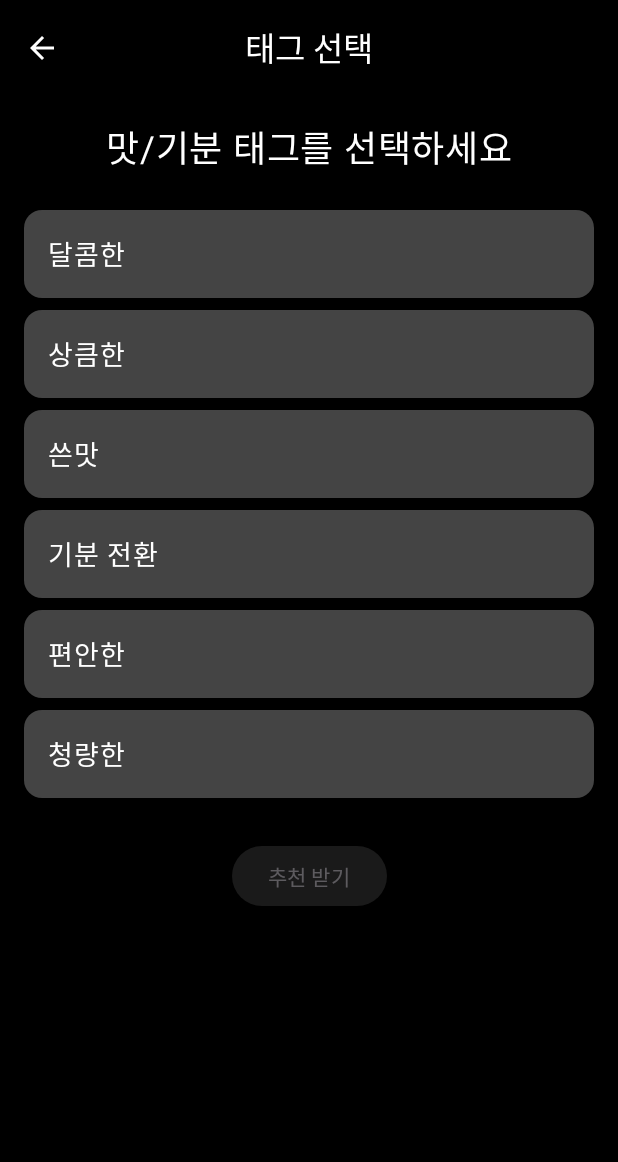
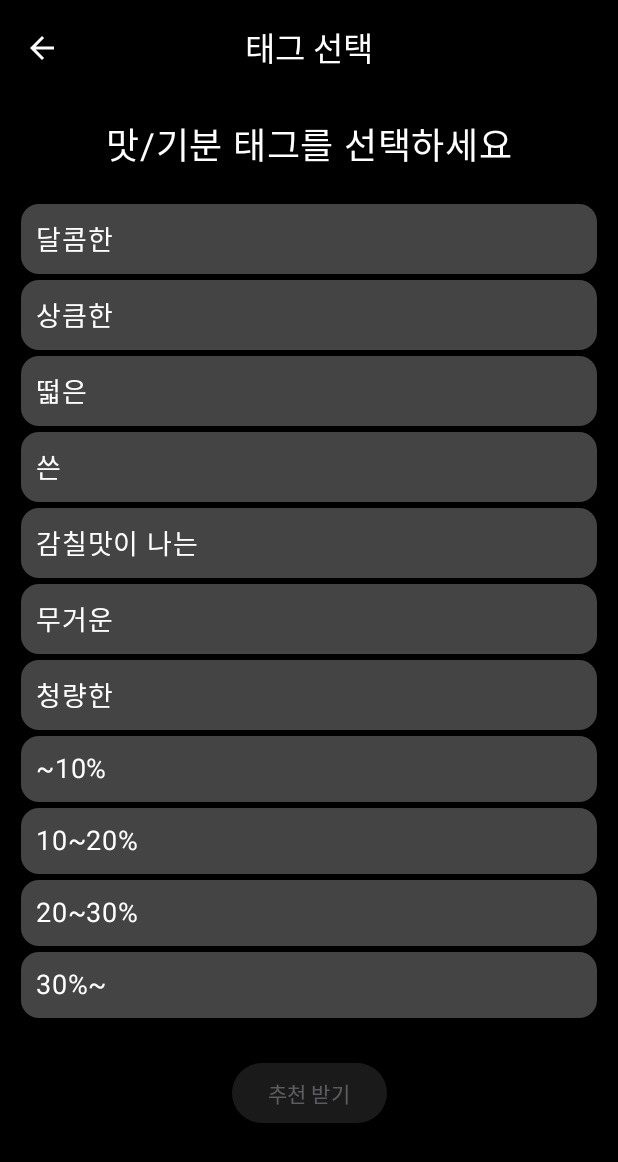
Before and after one commit to elec38/alcholHolic, an Android app built with Jetpack Compose: the FirstOptionActivity screen opened directly, with no data from a screen before it, on a phone screen of 412 x 824 dp. Shown: the top 1162 px of the screen. Run offline under Robolectric (Android 15) with nearby library versions, the phone set to English and light mode, and no system bars.

Commit message:
firstoption

```diff
--- a/app/src/main/java/com/example/c2h5oh/screens/FirstOptionScreen.kt
+++ b/app/src/main/java/com/example/c2h5oh/screens/FirstOptionScreen.kt
@@ -39,7 +39,7 @@ fun FirstOptionScreen(
     onBackClick: () -> Unit,
     onRecommendClick: (List<String>) -> Unit
 ) {
-    val tags = listOf("달콤한", "상큼한", "쓴맛", "기분 전환", "편안한", "청량한")
+    val tags = listOf("달콤한", "상큼한", "떫은", "쓴", "감칠맛이 나는", "무거운", "청량한", "~10%", "10~20%", "20~30%", "30%~")
     val selectedTags = remember { mutableStateListOf<String>() }
     val scrollState = rememberScrollState()
 
@@ -68,7 +68,7 @@ fun FirstOptionScreen(
         Column(
             modifier = Modifier
                 .padding(innerPadding)
-                .padding(16.dp)
+                .padding(14.dp)
                 .verticalScroll(scrollState)
                 .fillMaxSize(),
             verticalArrangement = Arrangement.Top,
@@ -83,7 +83,7 @@ fun FirstOptionScreen(
                 Card(
                     modifier = Modifier
                         .fillMaxWidth()
-                        .padding(vertical = 4.dp)
+                        .padding(vertical = 2.dp)
                         .clickable {
                             if (selectedTags.contains(tag)) {
                                 selectedTags.remove(tag)
@@ -100,7 +100,7 @@ fun FirstOptionScreen(
                 ) {
                     Text(
                         text = tag,
-                        modifier = Modifier.padding(16.dp),
+                        modifier = Modifier.padding(10.dp),
                         fontSize = 18.sp,
                         color = Color.White
                     )
```
Also changed, not shown: app/src/main/java/com/example/c2h5oh/DetailActivity.kt (+6 -1 lines), app/src/main/java/com/example/c2h5oh/screens/DetailScreen.kt (+42 -4 lines).
